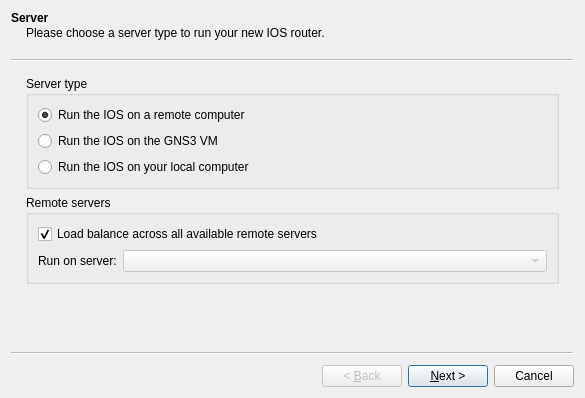
The window that gns3/modules/dynamips/ui/ios_router_wizard.ui (GNS3/gns3-gui) describes before a commit, drawn with Qt 5.
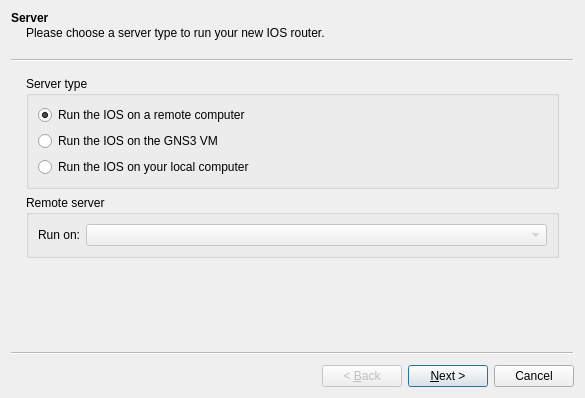
The same window after the commit.

Commit message: Remove load-balancing support. Fixes #1073.

```diff
--- a/gns3/modules/dynamips/ui/ios_router_wizard.ui
+++ b/gns3/modules/dynamips/ui/ios_router_wizard.ui
@@ -60,27 +60,17 @@
     <item>
      <widget class="QGroupBox" name="uiRemoteServersGroupBox">
       <property name="title">
-       <string>Remote servers</string>
+       <string>Remote server</string>
       </property>
       <layout class="QGridLayout" name="gridLayout_7">
-       <item row="0" column="0" colspan="2">
-        <widget class="QCheckBox" name="uiLoadBalanceCheckBox">
-         <property name="text">
-          <string>Load balance across all available remote servers</string>
-         </property>
-         <property name="checked">
-          <bool>true</bool>
-         </property>
-        </widget>
-       </item>
-       <item row="1" column="0">
+       <item row="0" column="0">
         <widget class="QLabel" name="uiRemoteServersLabel">
          <property name="text">
-          <string>Run on server:</string>
+          <string>Run on:</string>
          </property>
         </widget>
        </item>
-       <item row="1" column="1">
+       <item row="0" column="1">
         <widget class="QComboBox" name="uiRemoteServersComboBox">
          <property name="enabled">
           <bool>false</bool>
```
The commit also changes 24 other files.
